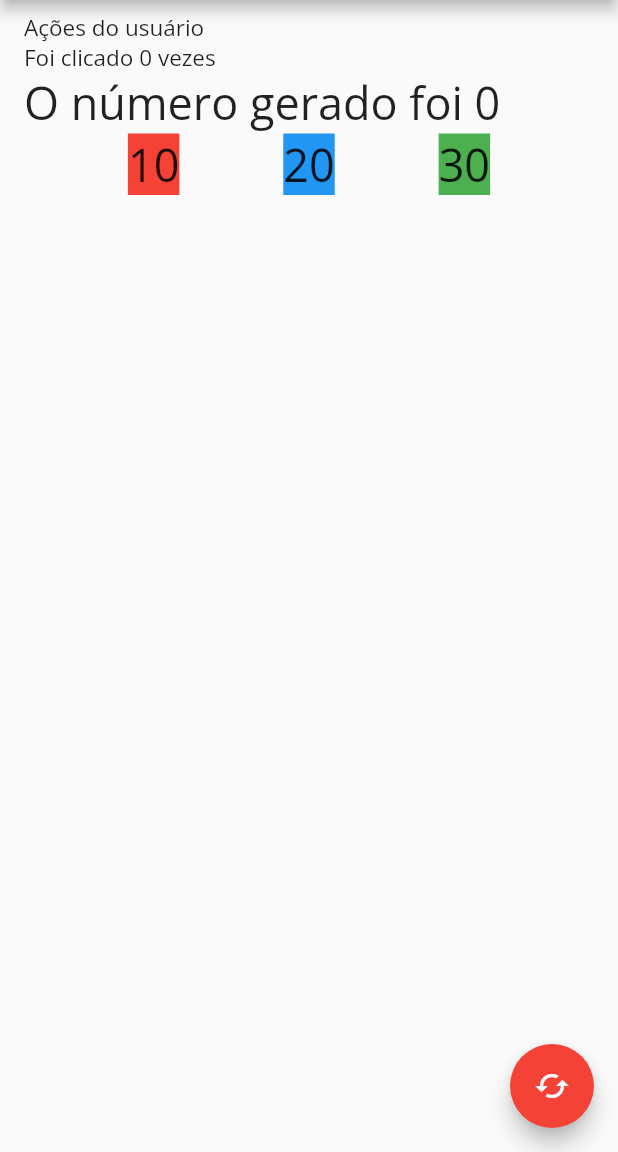
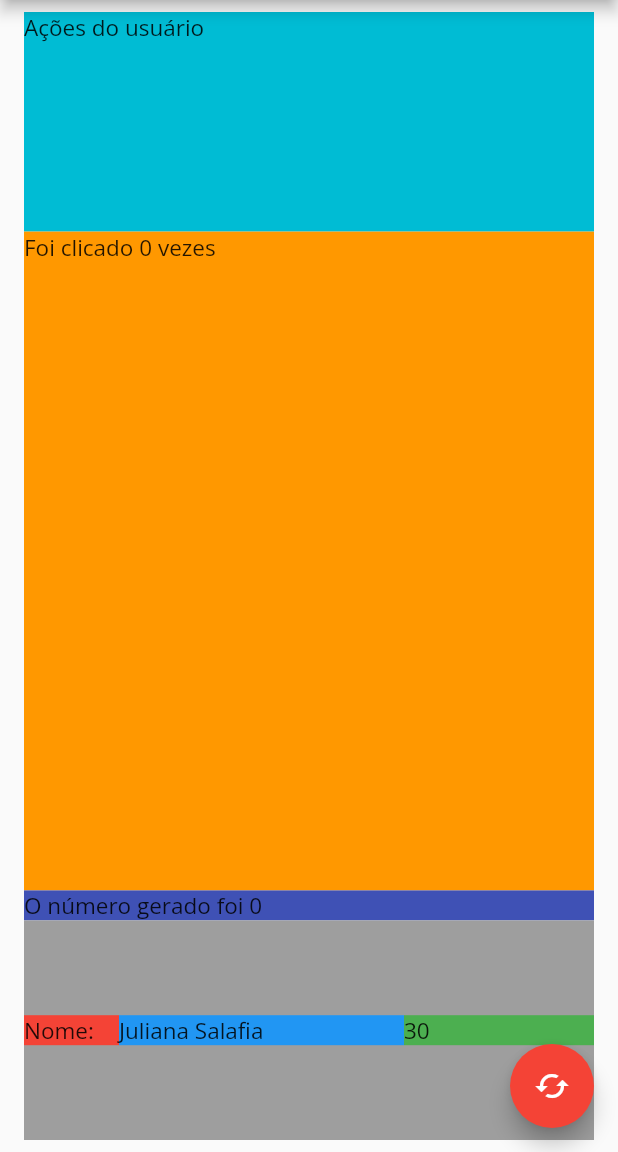
Before and after one commit to julianasalafia/BootcampSantander, a Flutter app: the screen it shows after launch, on a phone screen of 412 x 824 dp, the part 84-1236 px from its top. Run offline on Flutter 3.47's test engine with Material 2 defaults, Android fonts, the phone set to English and light mode, and no system bars; our stand-ins replace font_awesome_flutter, google_fonts.

Commit message:
feat: apresentando o expanded

```diff
--- a/2_modulo/trilhaapp/lib/pages/home_page.dart
+++ b/2_modulo/trilhaapp/lib/pages/home_page.dart
@@ -29,43 +29,74 @@ class _HomePageState extends State<HomePage> {
           crossAxisAlignment: CrossAxisAlignment.start,
           mainAxisAlignment: MainAxisAlignment.start,
           children: [
-            Text(
+            Expanded(
+              child: Container(
+                width: double.infinity,
+                color: Colors.cyan,
+                child: Text(
                   'Ações do usuário',
                   style: const TextStyle(fontSize: 15),
                 ),
-            Text(
+              ),
+            ),
+            Expanded(
+              flex: 3,
+              child: Container(
+                width: double.infinity,
+                color: Colors.orange,
+                child: Text(
                   'Foi clicado $quantidadeCliques vezes',
                   style: const TextStyle(fontSize: 15),
                 ),
-            Text(
-              'O número gerado foi $numeroGerado',
-              style: const TextStyle(fontSize: 30),
-            ),
-            Row(
-              mainAxisAlignment: MainAxisAlignment.spaceEvenly,
-              children: [
-                Container(
-                  color: Colors.red,
-                  child: Text(
-                    '10',
-                    style: const TextStyle(fontSize: 30),
               ),
             ),
             Container(
+              color: Colors.indigo,
+              width: double.infinity,
+              child: Text(
+                'O número gerado foi $numeroGerado',
+                style: const TextStyle(fontSize: 15),
+              ),
+            ),
+            Expanded(
+              child: Container(
+                color: Colors.grey,
+                child: Row(
+                  mainAxisAlignment: MainAxisAlignment.spaceEvenly,
+                  children: [
+                    Expanded(
+                      flex: 1,
+                      child: Container(
+                        color: Colors.red,
+                        child: Text(
+                          'Nome:',
+                          style: const TextStyle(fontSize: 15),
+                        ),
+                      ),
+                    ),
+                    Expanded(
+                      flex: 3,
+                      child: Container(
                         color: Colors.blue,
                         child: Text(
-                    '20',
-                    style: const TextStyle(fontSize: 30),
+                          'Juliana Salafia',
+                          style: const TextStyle(fontSize: 15),
                         ),
                       ),
-                Container(
+                    ),
+                    Expanded(
+                      flex: 2,
+                      child: Container(
                         color: Colors.green,
                         child: Text(
                           '30',
-                    style: const TextStyle(fontSize: 30),
+                          style: const TextStyle(fontSize: 15),
+                        ),
                       ),
                     ),
                   ],
+                ),
+              ),
             ),
           ],
         ),
```
Lines whose indentation alone changed are shown as unchanged.
